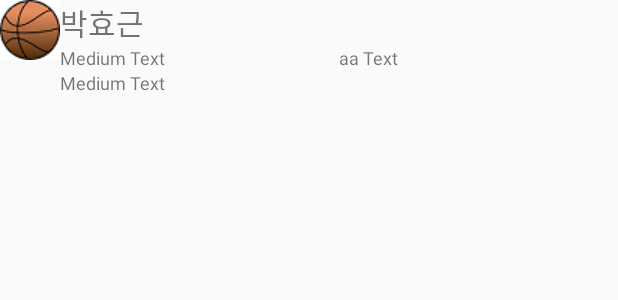
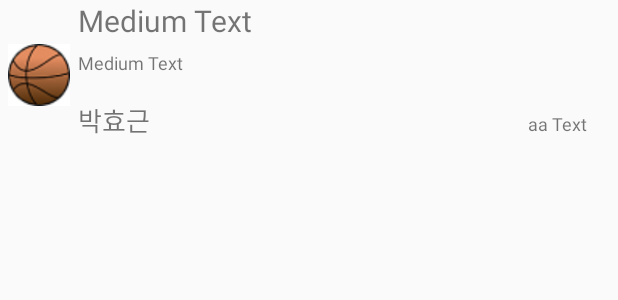
Before and after one commit to parkHG1234/MyBasket, an Android app: the layout newsfeed_customlist_data.xml on its own in the app's theme, with its tools: preview values and no code run, on a phone screen of 412 x 824 dp. Shown: the top 300 px of the screen. Run offline under Robolectric (Android 15) with nearby library versions, the phone set to English and light mode, and no system bars.

Commit message:
out 레이아웃 수정 및 불필요부분 삭제 플로팅버튼 구현

```diff
--- a/app/src/main/res/layout/newsfeed_customlist_data.xml
+++ b/app/src/main/res/layout/newsfeed_customlist_data.xml
@@ -1,61 +1,65 @@
 <?xml version="1.0" encoding="utf-8"?>
 <LinearLayout xmlns:android="http://schemas.android.com/apk/res/android"
     android:layout_width="match_parent"
-    android:layout_height="match_parent">
+    android:layout_height="wrap_content">
 
     <LinearLayout
         android:layout_width="match_parent"
-        android:layout_height="match_parent"
-        android:orientation="horizontal">
+        android:layout_height="100dp"
+        android:orientation="horizontal"
+        android:layout_weight="1">
 
         <ImageView
             android:id="@+id/NewsFeed_CustomList_Emblem"
-            android:layout_width="wrap_content"
-            android:layout_height="wrap_content"
-            android:src="@drawable/ball" />
+            android:layout_width="match_parent"
+            android:layout_height="match_parent"
+            android:src="@drawable/ball"
+            android:layout_weight="7"
+            android:layout_margin="5dp" />
 
         <LinearLayout
             android:layout_width="match_parent"
-            android:layout_height="wrap_content"
-            android:orientation="vertical">
+            android:layout_height="match_parent"
+            android:orientation="vertical"
+            android:layout_weight="1">
+            <TextView
+                android:id="@+id/NewsFeed_CustomList_Data"
+                android:layout_width="match_parent"
+                android:layout_height="match_parent"
+                android:text="Medium Text"
+                android:layout_weight="1"
+                android:textSize="20dp" />
 
-            <!--<LinearLayout-->
-                <!--android:layout_width="match_parent"-->
-                <!--android:layout_height="wrap_content"-->
-                <!--android:orientation="horizontal">-->
 
+            <LinearLayout
+                android:layout_width="match_parent"
+                android:layout_height="match_parent"
+                android:orientation="horizontal"
+                android:layout_weight="1">
+
+                <TextView
+                    android:id="@+id/NewsFeed_CustomList_Person"
+                    android:layout_width="match_parent"
+                    android:layout_height="match_parent"
+                    android:text="Medium Text"
+                    android:textSize="12dp" />
+
+
+
+            </LinearLayout>
+
+            <LinearLayout
+                android:orientation="horizontal"
+                android:layout_width="match_parent"
+                android:layout_height="match_parent"
+                android:layout_weight="1">
                 <TextView
                     android:id="@+id/NewsFeed_CustomList_Court"
                     android:layout_width="match_parent"
                     android:layout_height="wrap_content"
                     android:layout_weight="1"
                     android:text="박효근"
-                    android:textSize="20dp" />
-
-                <!--<ImageButton-->
-                    <!--android:id="@+id/NewsFeed_CustomList_Setting"-->
-                    <!--android:src="@drawable/setting"-->
-                    <!--android:layout_width="match_parent"-->
-                    <!--android:layout_height="match_parent"-->
-                    <!--android:layout_weight="10" />-->
-
-
-
-            <!--</LinearLayout>-->
-
-            <LinearLayout
-                android:layout_width="match_parent"
-                android:layout_height="wrap_content"
-                android:orientation="horizontal">
-
-                <TextView
-                    android:id="@+id/NewsFeed_CustomList_Person"
-                    android:layout_width="match_parent"
-                    android:layout_height="wrap_content"
-                    android:layout_weight="5"
-                    android:text="Medium Text"
-                    android:textSize="12dp" />
-
+                    android:textSize="17dp" />
                 <TextView
                     android:id="@+id/NewsFeed_CustomList_Time"
                     android:layout_width="match_parent"
@@ -63,15 +67,8 @@
                     android:layout_weight="5"
                     android:text="aa Text"
                     android:textSize="12dp" />
-
             </LinearLayout>
 
-            <TextView
-                android:id="@+id/NewsFeed_CustomList_Data"
-                android:layout_width="match_parent"
-                android:layout_height="match_parent"
-                android:text="Medium Text"
-                android:textSize="12dp" />
         </LinearLayout>
     </LinearLayout>
 
```
Also changed, not shown: app/src/main/java/com/example/mybasket/MainActivity.java (+5 -64 lines), app/src/main/res/layout/layout_match.xml (+35 -24 lines).
